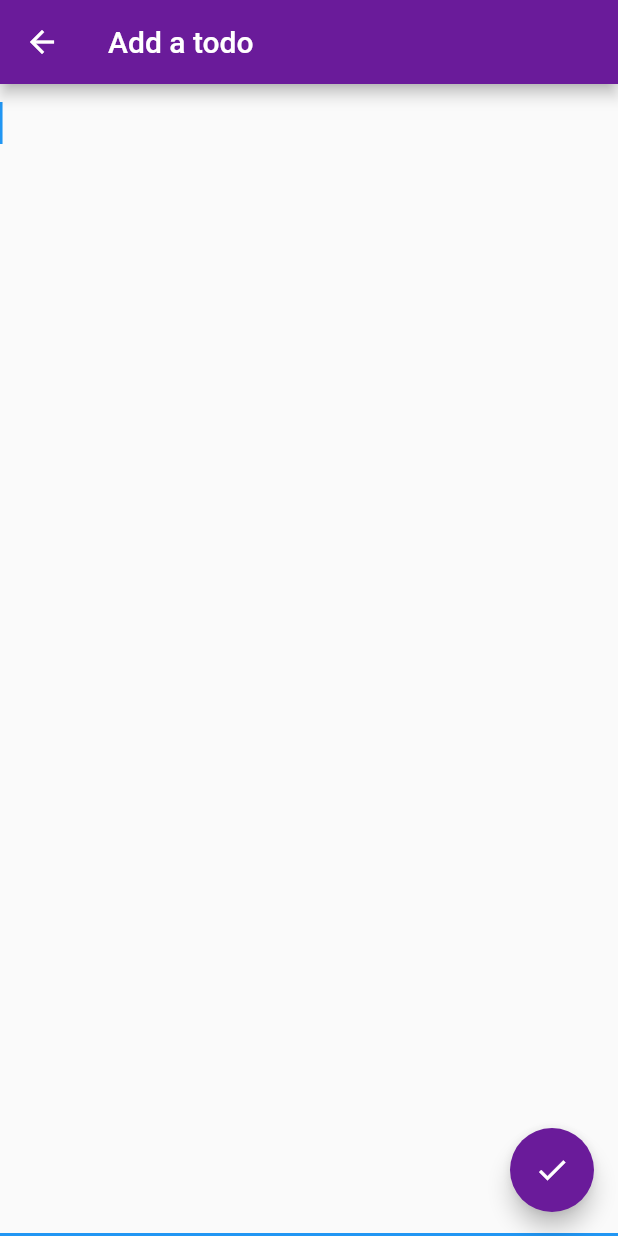
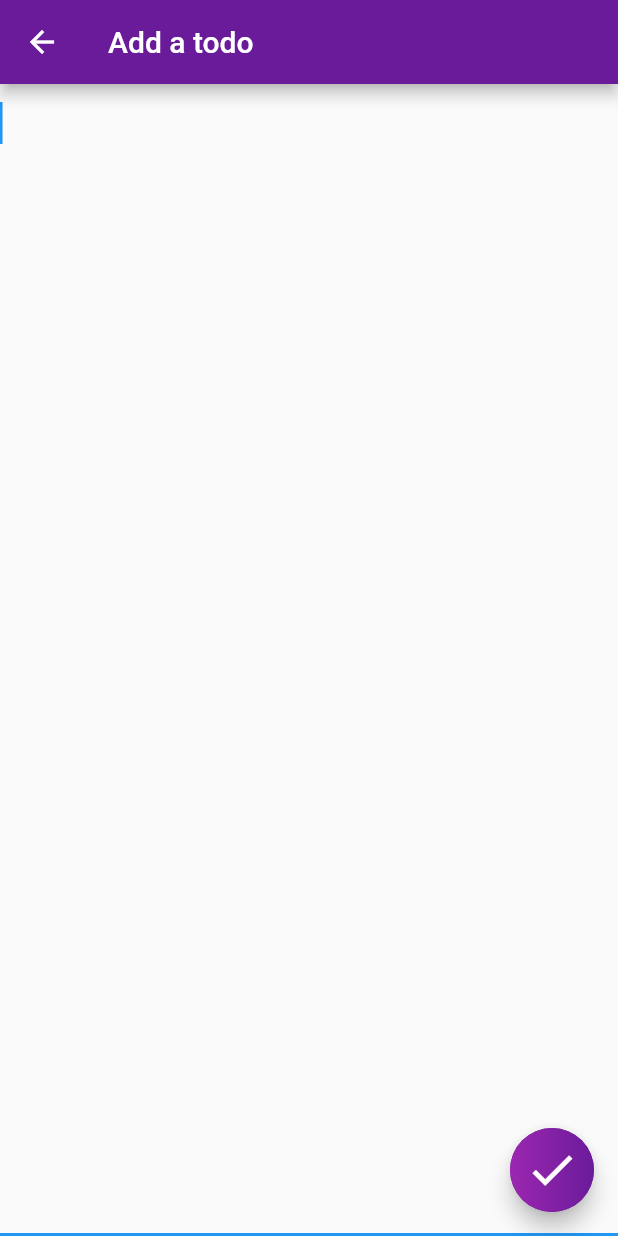
Before and after one commit to Letiste/Flutter-Todos, a Flutter app: the screen it shows after launch, after a tap on the "add" icon, on a phone screen of 412 x 824 dp. Run offline on Flutter 3.47's test engine with Material 2 defaults, Android fonts, the phone set to English and light mode, and no system bars.

Commit message:
change colors to gradient colors (#6)

```diff
--- a/lib/edit_todo.dart
+++ b/lib/edit_todo.dart
@@ -52,7 +52,23 @@ class _EditTodoState extends State<EditTodo> {
       ),
       floatingActionButton: FloatingActionButton(
         onPressed: () => Navigator.pop(context, _controller.text),
-        child: Icon(Icons.check),
+        child: Container(
+          width: double.infinity,
+          height: double.infinity,
+          decoration: BoxDecoration(
+            shape: BoxShape.circle,
+            gradient: LinearGradient(
+              colors: [
+                Colors.purple[500],
+                Colors.purple[800],
+              ],
+            ),
+          ),
+          child: Icon(
+            Icons.check,
+            size: 36,
+          ),
+        ),
       ),
       body: TextField(
         style: TextStyle(
--- a/lib/home.dart
+++ b/lib/home.dart
@@ -34,6 +34,16 @@ class _HomePageState extends State<HomePage> {
       appBar: AppBar(
         title: Text('TodosApp'),
         elevation: 8,
+        flexibleSpace: Container(
+          decoration: BoxDecoration(
+            gradient: LinearGradient(
+              colors: [
+                Colors.purple[500],
+                Colors.purple[800],
+              ],
+            ),
+          ),
+        ),
       ),
       body: ListView.builder(
         padding: const EdgeInsets.fromLTRB(0, 16, 0, 64),
@@ -43,9 +53,22 @@ class _HomePageState extends State<HomePage> {
       backgroundColor: Color.fromRGBO(245, 245, 245, 1),
       floatingActionButton: FloatingActionButton(
         onPressed: _addTodo,
-        child: Icon(
-          Icons.add,
-          size: 36,
+        child: Container(
+          width: double.infinity,
+          height: double.infinity,
+          decoration: BoxDecoration(
+            shape: BoxShape.circle,
+            gradient: LinearGradient(
+              colors: [
+                Colors.purple[500],
+                Colors.purple[800],
+              ],
+            ),
+          ),
+          child: Icon(
+            Icons.add,
+            size: 36,
+          ),
         ),
       ),
     );
--- a/lib/new_todo.dart
+++ b/lib/new_todo.dart
@@ -30,7 +30,23 @@ class _NewTodoState extends State<NewTodo> {
         onPressed: () {
           Navigator.pop(context, todo);
         },
-        child: Icon(Icons.check),
+        child: Container(
+          width: double.infinity,
+          height: double.infinity,
+          decoration: BoxDecoration(
+            shape: BoxShape.circle,
+            gradient: LinearGradient(
+              colors: [
+                Colors.purple[500],
+                Colors.purple[800],
+              ],
+            ),
+          ),
+          child: Icon(
+            Icons.check,
+            size: 36,
+          ),
+        ),
       ),
       body: TextField(
         style: TextStyle(
```
